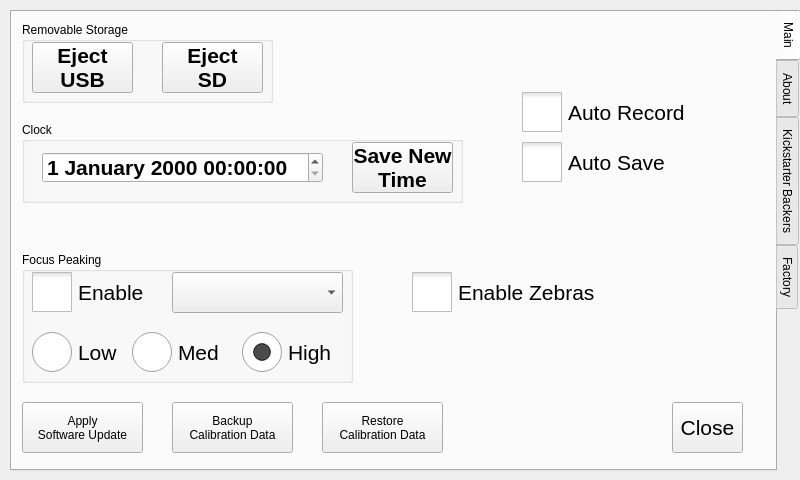
Old version of the form src/utilwindow.ui in the repository krontech/chronos-cam-app.
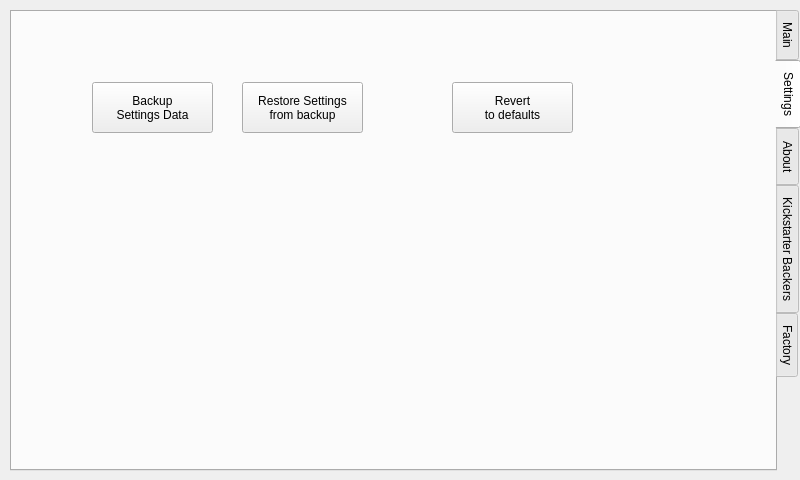
New version of the form. Custom widgets are drawn as their Qt base class.

Commit message: adding save/restore user settings as well as revert to defaults

```diff
--- a/src/utilwindow.ui
+++ b/src/utilwindow.ui
@@ -26,7 +26,7 @@
     <enum>QTabWidget::East</enum>
    </property>
    <property name="currentIndex">
-    <number>0</number>
+    <number>1</number>
    </property>
    <widget class="QWidget" name="tabMain">
     <attribute name="title">
@@ -371,7 +371,7 @@
      <property name="geometry">
       <rect>
        <x>510</x>
-       <y>130</y>
+       <y>180</y>
        <width>151</width>
        <height>41</height>
       </rect>
@@ -398,7 +398,7 @@
      <property name="geometry">
       <rect>
        <x>510</x>
-       <y>80</y>
+       <y>130</y>
        <width>191</width>
        <height>41</height>
       </rect>
@@ -422,6 +422,53 @@
      </property>
     </widget>
    </widget>
+   <widget class="QWidget" name="tabSettings">
+    <attribute name="title">
+     <string>Settings</string>
+    </attribute>
+    <widget class="QPushButton" name="cmdDefaults">
+     <property name="geometry">
+      <rect>
+       <x>440</x>
+       <y>70</y>
+       <width>121</width>
+       <height>51</height>
+      </rect>
+     </property>
+     <property name="text">
+      <string>Revert
+to defaults</string>
+     </property>
+    </widget>
+    <widget class="QPushButton" name="cmdBackupSettings">
+     <property name="geometry">
+      <rect>
+       <x>80</x>
+       <y>70</y>
+       <width>121</width>
+       <height>51</height>
+      </rect>
+     </property>
+     <property name="text">
+      <string>Backup
+Settings Data</string>
+     </property>
+    </widget>
+    <widget class="QPushButton" name="cmdRestoreSettings">
+     <property name="geometry">
+      <rect>
+       <x>230</x>
+       <y>70</y>
+       <width>121</width>
+       <height>51</height>
+      </rect>
+     </property>
+     <property name="text">
+      <string>Restore Settings
+from backup</string>
+     </property>
+    </widget>
+   </widget>
    <widget class="QWidget" name="tabAbout">
     <attribute name="title">
      <string>About</string>
```
The commit also changes 5 other files.
